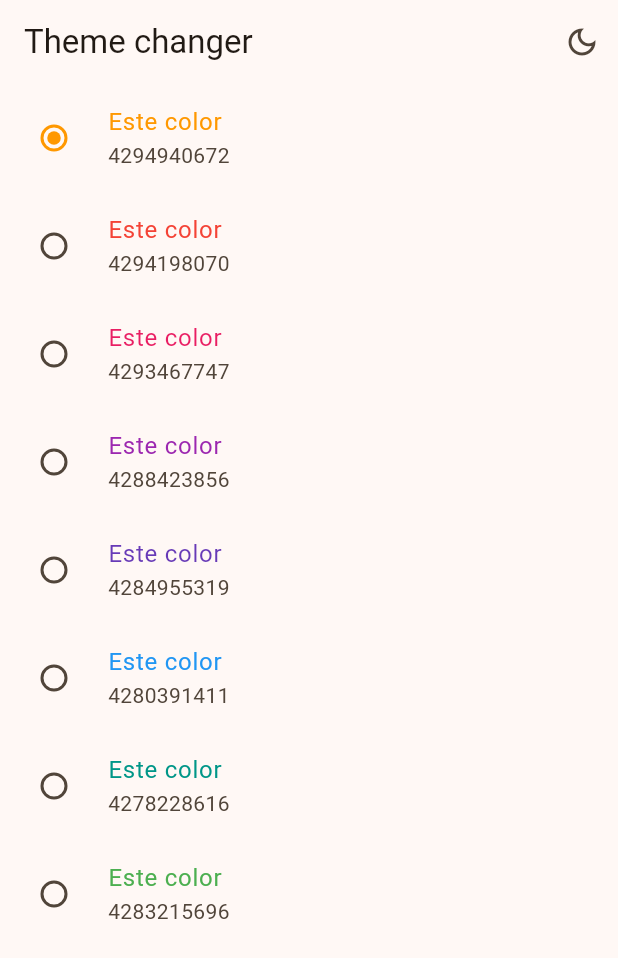
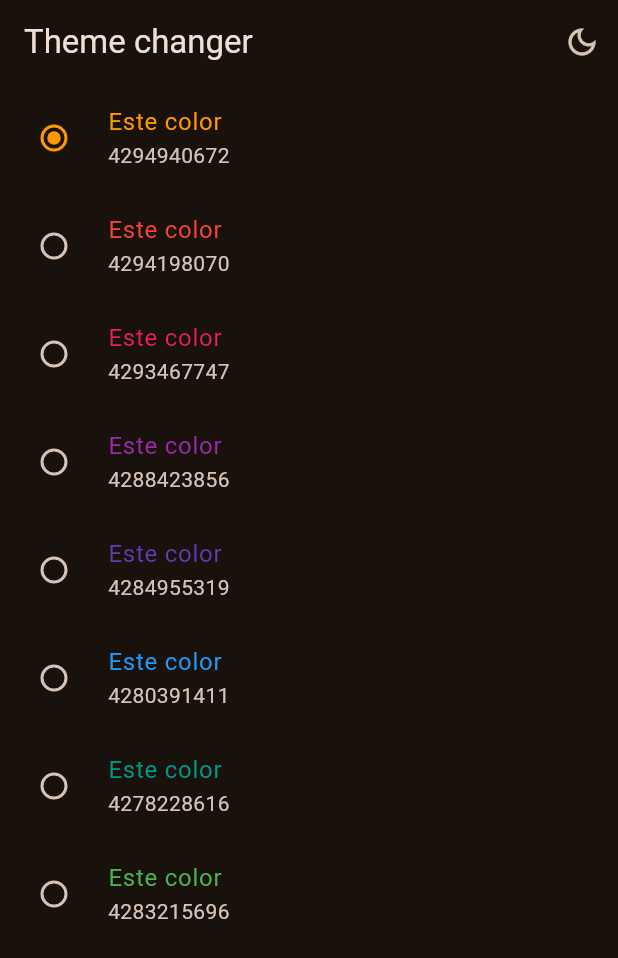
Before and after one commit to Rasobe/FlutterLearning, a Flutter app: the ThemeChangerScreen screen opened by its route, after a tap on the "light mode" icon, on a phone screen of 412 x 824 dp. Shown: the top 958 px of the screen. Run offline on Flutter 3.47's test engine with Material 3 defaults, Android fonts, the light colour scheme and no system bars; our stand-ins replace animate_do, flutter_riverpod, go_router, video_player.

Commit message:
Statenotifier implementado

```diff
--- a/widgets_app/lib/config/theme/app_theme.dart
+++ b/widgets_app/lib/config/theme/app_theme.dart
@@ -24,4 +24,9 @@ class AppTheme {
       brightness: isDarkMode ? Brightness.dark : Brightness.light,
       colorSchemeSeed: colorList[selectedColor],
       appBarTheme: const AppBarTheme(centerTitle: false));
+
+  AppTheme copyWith({int? selectedColor, bool? isDarkMode}) => AppTheme(
+        selectedColor: selectedColor ?? this.selectedColor,
+        isDarkMode: isDarkMode ?? this.isDarkMode,
+      );
 }
--- a/widgets_app/lib/presentation/screens/providers/theme_provider.dart
+++ b/widgets_app/lib/presentation/screens/providers/theme_provider.dart
@@ -18,4 +18,12 @@ final themeNotifierProvider = StateNotifierProvider<ThemeNotifier, AppTheme>(
 // Controller or Notifier
 class ThemeNotifier extends StateNotifier<AppTheme> {
   ThemeNotifier() : super(AppTheme());
+
+  void toggleDarMode() {
+    state = state.copyWith(isDarkMode: !state.isDarkMode);
+  }
+
+  void changeColorIndex(int colorIndex) {
+    state = state.copyWith(selectedColor: colorIndex);
+  }
 }
--- a/widgets_app/lib/presentation/screens/theme_changer/theme_changer_screen.dart
+++ b/widgets_app/lib/presentation/screens/theme_changer/theme_changer_screen.dart
@@ -9,9 +9,9 @@ class ThemeChangerScreen extends ConsumerWidget {
 
   @override
   Widget build(BuildContext context, WidgetRef ref) {
-    final isDarkMode = ref.watch(isDarkModeProvider);
+    final isDarkMode = ref.watch(themeNotifierProvider).isDarkMode;
     final colorList = ref.watch(colorsProvider);
-    final selectedColor = ref.watch(selectedColorProvider);
+    final selectedColor = ref.watch(themeNotifierProvider).selectedColor;
 
     return Scaffold(
       appBar: AppBar(
@@ -19,7 +19,7 @@ class ThemeChangerScreen extends ConsumerWidget {
         actions: [
           IconButton(
             onPressed: () {
-              ref.read(isDarkModeProvider.notifier).state = !isDarkMode;
+              ref.read(themeNotifierProvider.notifier).toggleDarMode();
             },
             icon: !isDarkMode
                 ? const Icon(Icons.light_mode_outlined)
@@ -40,8 +40,9 @@ class ThemeChangerScreen extends ConsumerWidget {
               activeColor: color,
               value: index,
               groupValue: selectedColor,
-              onChanged: (value) =>
-                  ref.read(selectedColorProvider.notifier).state = value!);
+              onChanged: (value) => ref
+                  .read(themeNotifierProvider.notifier)
+                  .changeColorIndex(index));
         },
       ),
     );
```
